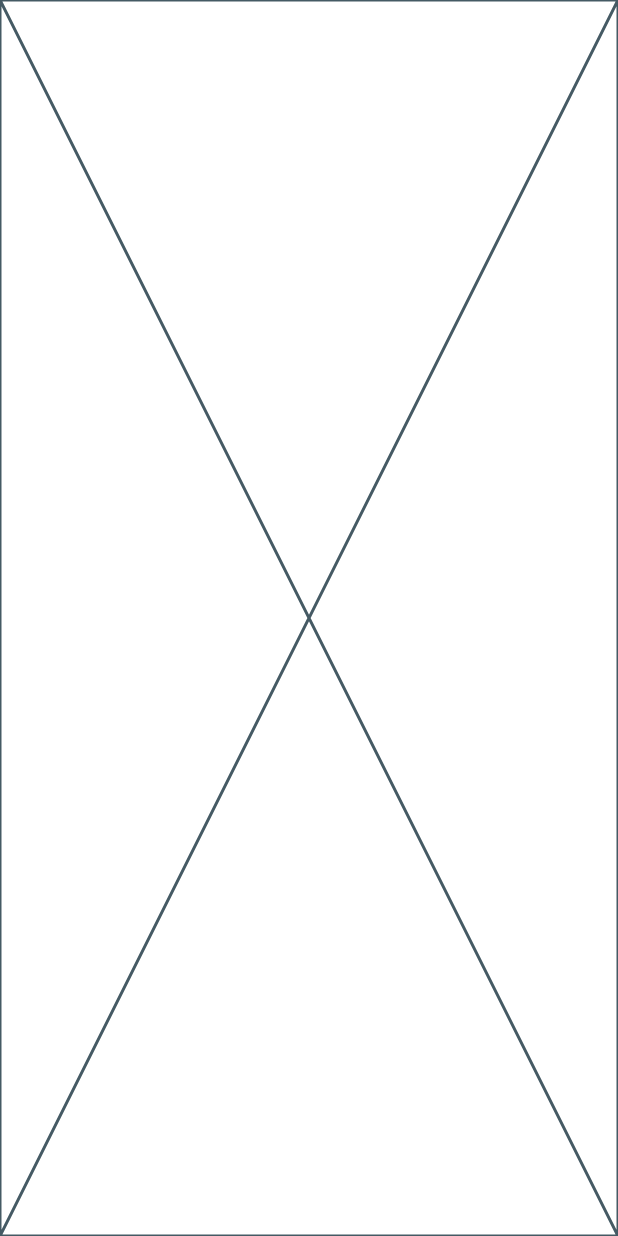
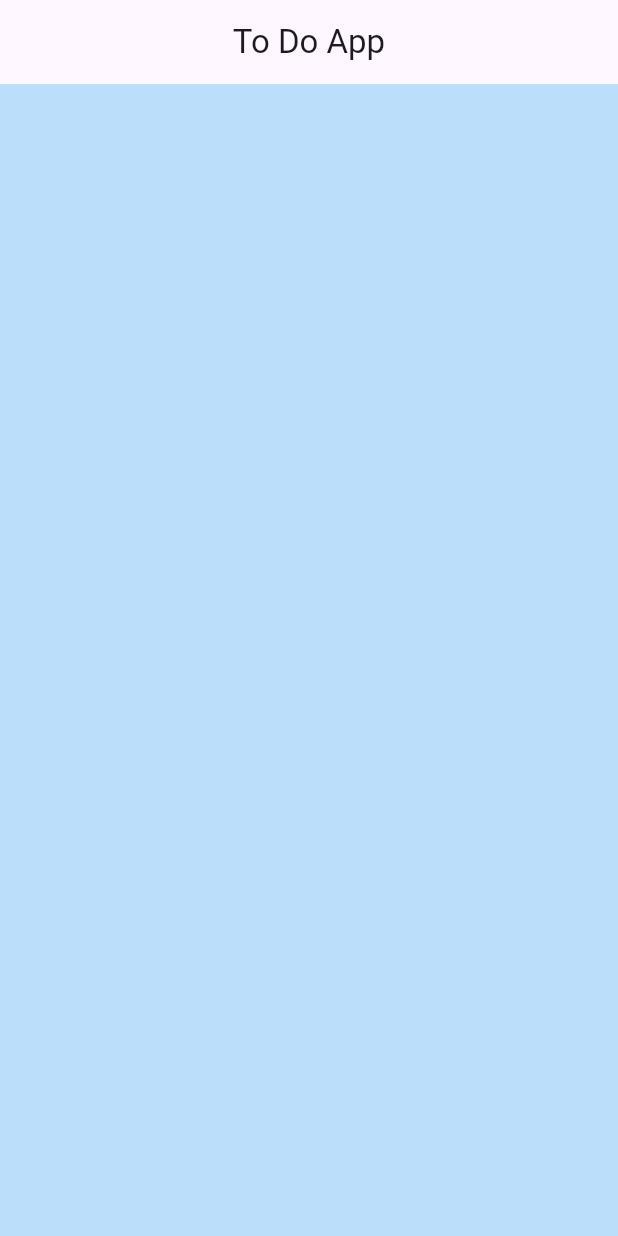
Before and after one commit to tim-pipi/todo_app, a Flutter app: the screen it shows after launch, on a phone screen of 412 x 824 dp. Run offline on Flutter 3.47's test engine with Material 3 defaults, Android fonts, the phone set to English and light mode, and no system bars.

Commit message:
Add app bar to homepage

```diff
--- a/lib/pages/home_page.dart
+++ b/lib/pages/home_page.dart
@@ -10,6 +10,11 @@ class MyHomePage extends StatefulWidget {
 class _MyHomePageState extends State<MyHomePage> {
   @override
   Widget build(BuildContext context) {
-    return const Placeholder();
+    return Scaffold(
+      backgroundColor: Colors.blue[100],
+      appBar: AppBar(
+        title: const Center(child: Text('To Do App')),
+      ),
+    );
   }
 }
```
